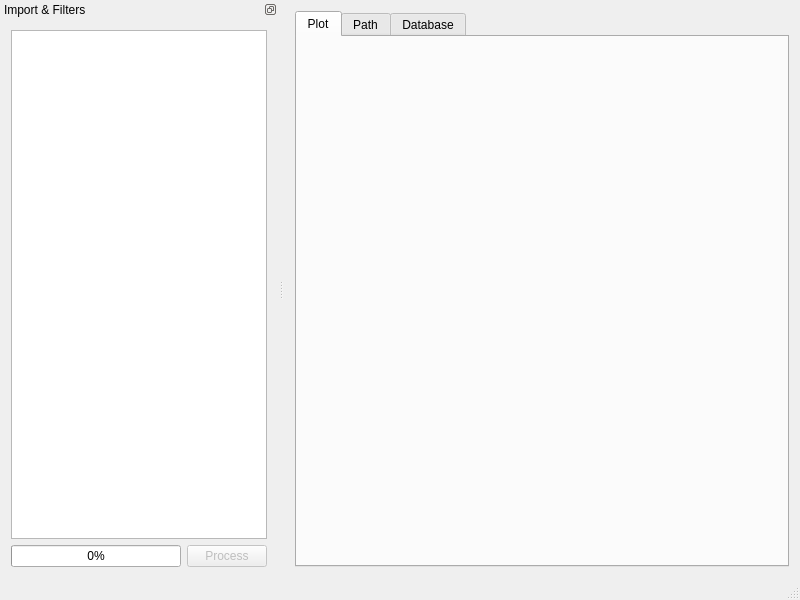
Qt form mainwindow.ui (BugenZhao/MTAnalyzer) before a commit.
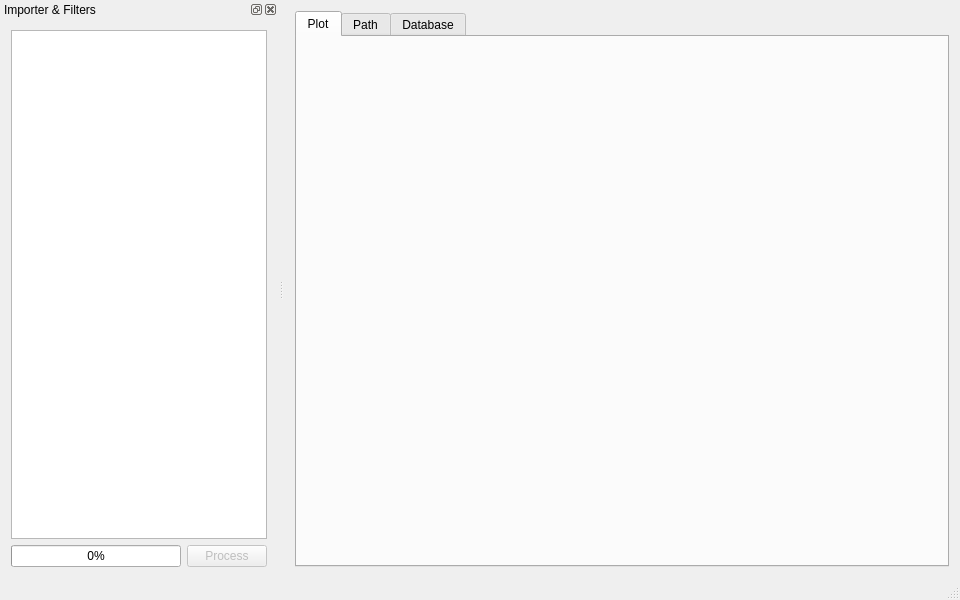
The same form after that commit.

Patch:
```diff
--- a/mainwindow.ui
+++ b/mainwindow.ui
@@ -6,7 +6,7 @@
    <rect>
     <x>0</x>
     <y>0</y>
-    <width>800</width>
+    <width>960</width>
     <height>600</height>
    </rect>
   </property>
@@ -58,10 +58,10 @@
   <widget class="QStatusBar" name="statusBar"/>
   <widget class="QDockWidget" name="dockWidget">
    <property name="features">
-    <set>QDockWidget::DockWidgetFloatable|QDockWidget::DockWidgetMovable</set>
+    <set>QDockWidget::AllDockWidgetFeatures</set>
    </property>
    <property name="windowTitle">
-    <string>Import &amp; Filters</string>
+    <string>Importer &amp; Filters</string>
    </property>
    <attribute name="dockWidgetArea">
     <number>1</number>
```
Left out of the diff: 2 changed lines with no effect on the pictures.
